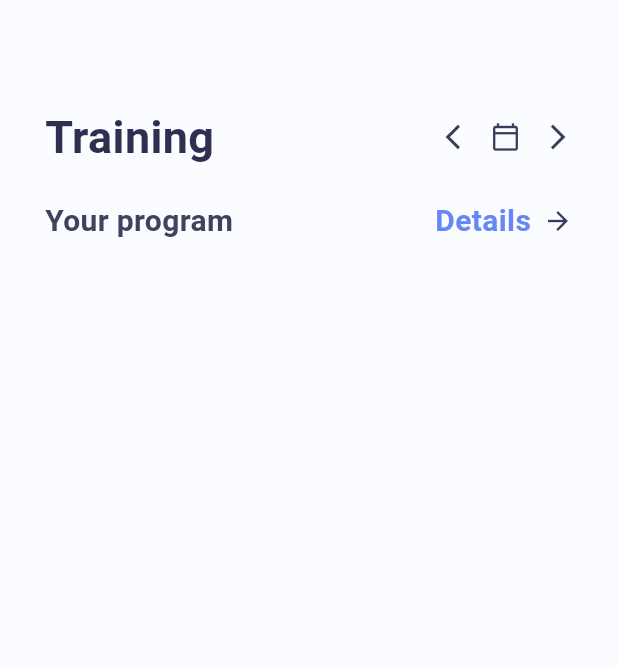
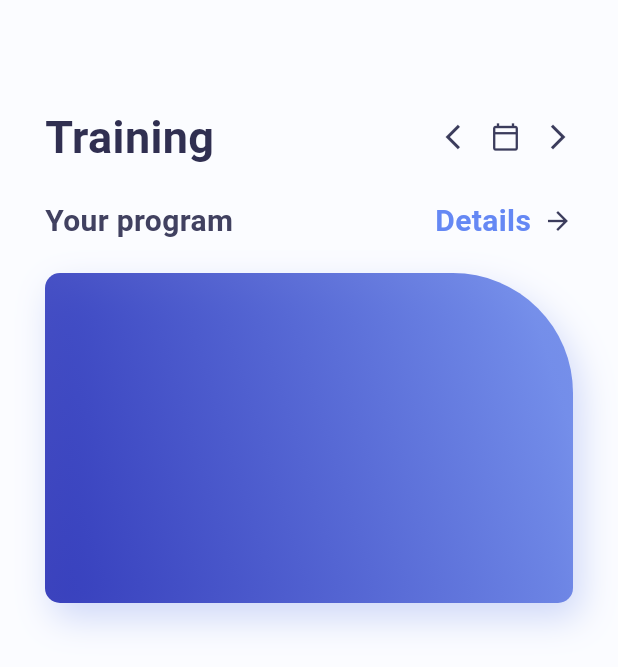
Before and after one commit to Shahin4292/Video-Player, a Flutter app: the HomeView screen opened directly, on a phone screen of 412 x 824 dp. Shown: the top 667 px of the screen. Run offline on Flutter 3.47's test engine with Material 3 defaults, Android fonts, the phone set to English and light mode, and no system bars.

Commit message:
add container decoration

```diff
--- a/lib/view/home_view/home_view.dart
+++ b/lib/view/home_view/home_view.dart
@@ -57,7 +57,26 @@ class _HomeViewState extends State<HomeView> {
                 Icon(Icons.arrow_forward,
                     size: 20, color: AppColor.homeViewIcons)
               ],
-            )
+            ),
+            Container(
+                width: MediaQuery.sizeOf(context).width,
+                height: 220,
+                decoration: BoxDecoration(
+                    boxShadow: [
+                      BoxShadow(
+                          offset: Offset(5, 10),
+                          blurRadius: 20,
+                          color: AppColor.gradientSecond.withOpacity(0.3)),
+                    ],
+                    gradient: LinearGradient(colors: [
+                      AppColor.gradientFirst.withOpacity(0.8),
+                      AppColor.gradientSecond.withOpacity(0.9),
+                    ], begin: Alignment.bottomLeft, end: Alignment.centerRight),
+                    borderRadius: BorderRadius.only(
+                        topRight: Radius.circular(80),
+                        topLeft: Radius.circular(10),
+                        bottomLeft: Radius.circular(10),
+                        bottomRight: Radius.circular(10))))
           ],
         ),
       ),
```
